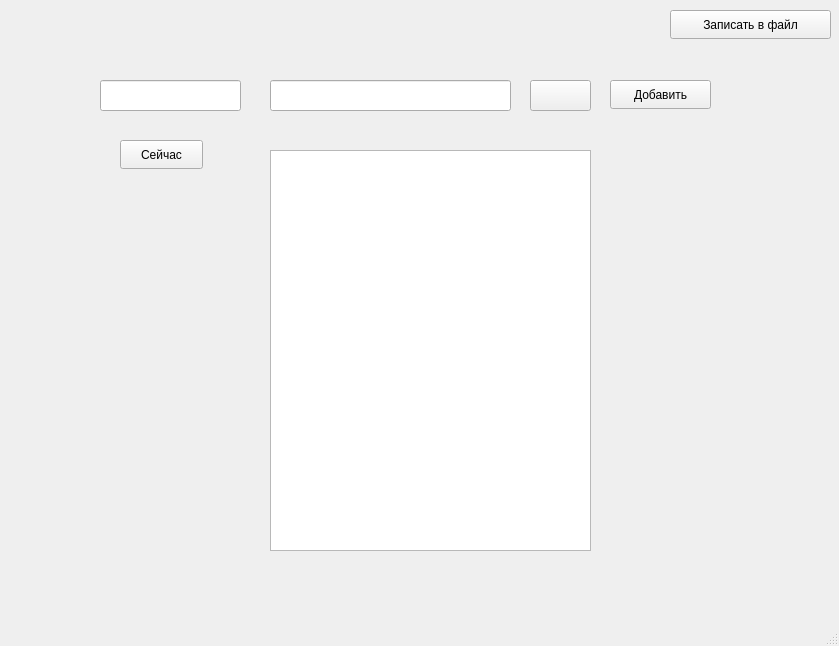
First picture: the form in mainwindow.ui, repository DonDubstep/Incomes, before the edit.
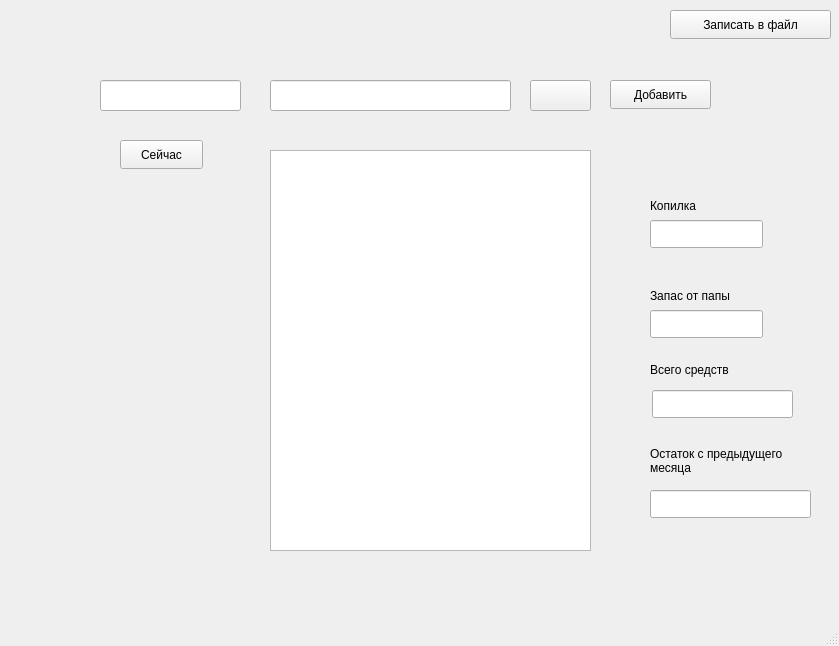
Second picture: the form after the edit.

Diff of the .ui file:
```diff
--- a/mainwindow.ui
+++ b/mainwindow.ui
@@ -96,6 +96,107 @@
      <string/>
     </property>
    </widget>
+   <widget class="QLineEdit" name="lineEdit">
+    <property name="geometry">
+     <rect>
+      <x>652</x>
+      <y>390</y>
+      <width>141</width>
+      <height>28</height>
+     </rect>
+    </property>
+   </widget>
+   <widget class="QLineEdit" name="lineEdit_2">
+    <property name="geometry">
+     <rect>
+      <x>650</x>
+      <y>490</y>
+      <width>161</width>
+      <height>28</height>
+     </rect>
+    </property>
+   </widget>
+   <widget class="QLabel" name="label">
+    <property name="geometry">
+     <rect>
+      <x>650</x>
+      <y>360</y>
+      <width>141</width>
+      <height>20</height>
+     </rect>
+    </property>
+    <property name="text">
+     <string>Всего средств</string>
+    </property>
+   </widget>
+   <widget class="QLabel" name="label_2">
+    <property name="geometry">
+     <rect>
+      <x>650</x>
+      <y>430</y>
+      <width>171</width>
+      <height>61</height>
+     </rect>
+    </property>
+    <property name="text">
+     <string>Остаток с предыдущего месяца</string>
+    </property>
+    <property name="wordWrap">
+     <bool>true</bool>
+    </property>
+   </widget>
+   <widget class="QLineEdit" name="lineEdit_3">
+    <property name="geometry">
+     <rect>
+      <x>650</x>
+      <y>220</y>
+      <width>113</width>
+      <height>28</height>
+     </rect>
+    </property>
+   </widget>
+   <widget class="QLabel" name="label_3">
+    <property name="geometry">
+     <rect>
+      <x>650</x>
+      <y>190</y>
+      <width>81</width>
+      <height>31</height>
+     </rect>
+    </property>
+    <property name="text">
+     <string>Копилка</string>
+    </property>
+    <property name="wordWrap">
+     <bool>true</bool>
+    </property>
+   </widget>
+   <widget class="QLabel" name="label_4">
+    <property name="geometry">
+     <rect>
+      <x>650</x>
+      <y>280</y>
+      <width>111</width>
+      <height>31</height>
+     </rect>
+    </property>
+    <property name="text">
+     <string>Запас от папы</string>
+    </property>
+    <property name="wordWrap">
+     <bool>true</bool>
+    </property>
+   </widget>
+   <widget class="QLineEdit" name="lineEdit_4">
+    <property name="geometry">
+     <rect>
+      <x>650</x>
+      <y>310</y>
+      <width>113</width>
+      <height>28</height>
+     </rect>
+    </property>
+   </widget>
   </widget>
   <widget class="QMenuBar" name="menubar">
    <property name="geometry">
```
